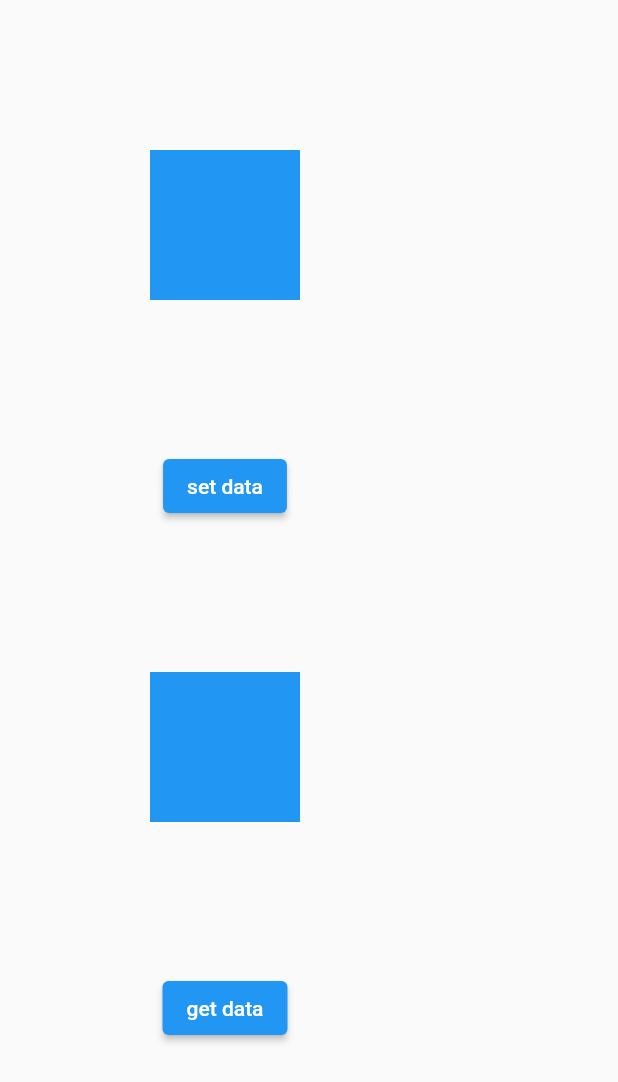
After one commit to ashwinnakum/mathpuzle34, a Flutter app: the booll screen opened directly, on a phone screen of 412 x 824 dp. The commit adds this screen. Shown: the top 1082 px of the screen. Run offline on Flutter 3.47's test engine with Material 2 defaults, Android fonts, the phone set to English and light mode, and no system bars; our stand-ins replace awesome_dialog, fluttertoast, shared_preferences; accounts and stored records are empty.

Commit message:
final submitted

```diff
--- /dev/null
+++ b/lib/bool.dart
@@ -0,0 +1,34 @@
+import 'package:flutter/cupertino.dart';
+import 'package:flutter/material.dart';
+
+class booll extends StatefulWidget {
+  @override
+  State<booll> createState() => _boollState();
+}
+
+class _boollState extends State<booll> {
+  @override
+  Widget build(BuildContext context) {
+    return Scaffold(
+      body: SafeArea(
+          child: Column(
+        children: [
+          Container(
+            height: 100,
+            width: 100,
+            color: Colors.blue,
+            margin: EdgeInsets.all(100),
+          ),
+          ElevatedButton(onPressed: () {}, child: Text("set data")),
+          Container(
+            height: 100,
+            width: 100,
+            color: Colors.blue,
+            margin: EdgeInsets.all(100),
+          ),
+          ElevatedButton(onPressed: () {}, child: Text("get data")),
+        ],
+      )),
+    );
+  }
+}
--- a/lib/gdata.dart
+++ b/lib/gdata.dart
@@ -80,5 +80,4 @@ class gdata {
     "13",
     "8"
   ];
-
 }
--- a/lib/main.dart
+++ b/lib/main.dart
@@ -2,7 +2,6 @@ import 'package:flutter/material.dart';
 import 'package:mathpuzle/mp1.dart';
 import 'package:mathpuzle/mp2.dart';
 import 'package:shared_preferences/shared_preferences.dart';
-
 import 'gdata.dart';
 
 void main() {
@@ -33,7 +32,7 @@ class _mathpuzzelState extends State<mathpuzzel> {
     setState(() {
       ad = gdata.prefs!.getInt('cnt') ?? 0;
     });
-    for (int i = 0; i < gdata.ans.length; i++) {
+    for (int i = 0; i < 75; i++) {
       String levelstatus = gdata.prefs!.getString("status$i") ?? "pending";
       gdata.statuslist.add(levelstatus);
     }
--- a/pubspec.yaml
+++ b/pubspec.yaml
@@ -39,6 +39,7 @@ dependencies:
   shared_preferences:
   fluttertoast:
   awesome_dialog:
+  permission_handler:
 
 
 dev_dependencies:
```
Also changed, not shown: lib/mp1.dart (+37 -12 lines), lib/mp2.dart (+38 -20 lines), pubspec.lock, 1 other file.
